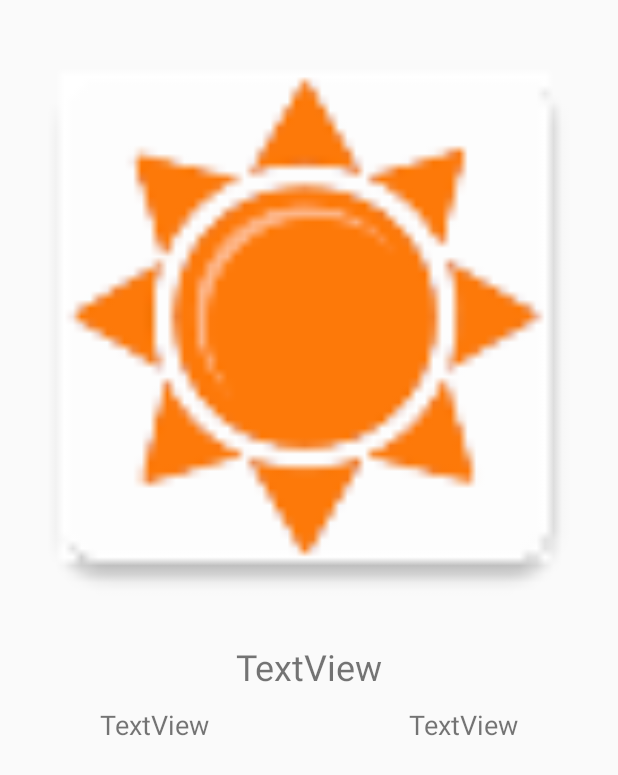
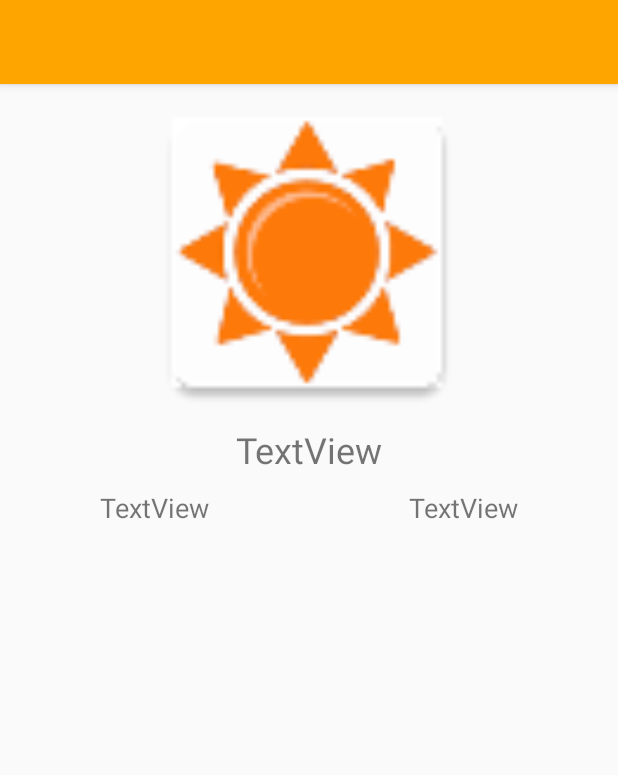
Before and after one commit to gabrielmbarboza/openweathermap-app, an Android app: the layout activity_forecast_details.xml on its own in the app's theme, with its tools: preview values and no code run, on a phone screen of 412 x 824 dp. Shown: the top 775 px of the screen. Run offline under Robolectric (Android 15) with nearby library versions, the phone set to English and light mode, and no system bars.

Commit message:
Persist data on database and forecast details screen done

```diff
--- a/app/src/main/java/com/gabrielmbarboza/openweathermapapp/db/CityContract.java
+++ b/app/src/main/java/com/gabrielmbarboza/openweathermapapp/db/CityContract.java
@@ -17,11 +17,12 @@ public final class CityContract {
        public static final String COLUMN_NAME_LAT = "lat";
        public static final String COLUMN_NAME_COUNTRY = "country";
        public static final String COLUMN_NAME_POPULATION = "population";
+       public static final String COLUMN_NAME_COUNT = "_count";
 
        public static final String SQL_CREATE_CITIES =
                "CREATE TABLE " + TABLE_NAME + "(" +
                        CityEntry._ID + " INTEGER PRIMARY KEY AUTOINCREMENT," +
-                       CityEntry.COLUMN_NAME_CITY_ID + " TEXT,"+
+                       CityEntry.COLUMN_NAME_CITY_ID + " TEXT  UNIQUE,"+
                        CityEntry.COLUMN_NAME_NAME + " TEXT,"+
                        CityEntry.COLUMN_NAME_LON + " TEXT,"+
                        CityEntry.COLUMN_NAME_LAT + " TEXT,"+
--- a/app/src/main/java/com/gabrielmbarboza/openweathermapapp/db/ForecastContract.java
+++ b/app/src/main/java/com/gabrielmbarboza/openweathermapapp/db/ForecastContract.java
@@ -11,7 +11,7 @@ public class ForecastContract {
 
     public static class ForecastEntry implements BaseColumns {
         public static final String TABLE_NAME = "forecasts";
-        public static final String COLUMN_NAME_DT = "dt,";
+        public static final String COLUMN_NAME_DT = "dt";
         public static final String COLUMN_NAME_DAY = "day";
         public static final String COLUMN_NAME_MIN = "min";
         public static final String COLUMN_NAME_MAX = "max";
@@ -43,7 +43,7 @@ public class ForecastContract {
                         ForecastEntry.COLUMN_NAME_MORN + " REAL,"+
                         ForecastEntry.COLUMN_NAME_PRESSURE + " REAL,"+
                         ForecastEntry.COLUMN_NAME_HUMIDITY + " INTEGER,"+
-                        ForecastEntry.COLUMN_NAME_WEATHER_ID + " INTEGER,"+
+                        ForecastEntry.COLUMN_NAME_WEATHER_ID + " TEXT,"+
                         ForecastEntry.COLUMN_NAME_MAIN + " TEXT,"+
                         ForecastEntry.COLUMN_NAME_DESCRIPTION  + " TEXT,"+
                         ForecastEntry.COLUMN_NAME_SPEED + " REAL,"+
@@ -51,7 +51,7 @@ public class ForecastContract {
                         ForecastEntry.COLUMN_NAME_CLOUDS + " INTEGER,"+
                         ForecastEntry.COLUMN_NAME_RAIN + " REAL,"+
                         ForecastEntry.COLUMN_NAME_ICON + " TEXT,"+
-                        ForecastEntry.COLUMN_NAME_CITY_ID + " INTEGER UNIQUE,"+
+                        ForecastEntry.COLUMN_NAME_CITY_ID + " INTEGER,"+
                         "FOREIGN KEY ("+ ForecastEntry.COLUMN_NAME_CITY_ID +
                         ") REFERENCES cities ("+ CityContract.CityEntry.COLUMN_NAME_CITY_ID +"))";
 
--- a/app/src/main/res/layout/activity_weather_details.xml
+++ b/app/src/main/res/layout/activity_forecast_details.xml
@@ -1,17 +1,37 @@
 <?xml version="1.0" encoding="utf-8"?>
-<LinearLayout xmlns:android="http://schemas.android.com/apk/res/android"
+<android.support.design.widget.CoordinatorLayout xmlns:android="http://schemas.android.com/apk/res/android"
     xmlns:app="http://schemas.android.com/apk/res-auto"
     xmlns:tools="http://schemas.android.com/tools"
     android:layout_width="match_parent"
     android:layout_height="match_parent"
-    android:orientation="vertical"
-    tools:context="com.gabrielmbarboza.openweathermapapp.activity.ForecastDetailsActivity">
+    android:fitsSystemWindows="true"
+    tools:context="com.gabrielmbarboza.openweathermapapp.activity.ForecastDetailsActivity"
+    android:id="@+id/coordinatorLayoutDetails">
+
+<LinearLayout
+    android:layout_width="match_parent"
+    android:layout_height="match_parent"
+    android:orientation="vertical">
+
+    <android.support.design.widget.AppBarLayout
+        android:layout_width="match_parent"
+        android:layout_height="wrap_content"
+        android:theme="@style/AppTheme.AppBarOverlay">
+
+        <android.support.v7.widget.Toolbar
+            android:id="@+id/toolbar"
+            android:layout_width="match_parent"
+            android:layout_height="?attr/actionBarSize"
+            android:background="?attr/colorPrimary"
+            app:popupTheme="@style/AppTheme.PopupOverlay" />
+
+    </android.support.design.widget.AppBarLayout>
 
     <ImageView
         android:id="@+id/condition_detail_iv"
         android:layout_width="match_parent"
         android:layout_height="100dp"
-        android:layout_weight="1"
+        android:layout_weight="0.27"
         app:srcCompat="@mipmap/ic_launcher" />
 
     <GridLayout
@@ -55,3 +75,4 @@
     </GridLayout>
 
 </LinearLayout>
+</android.support.design.widget.CoordinatorLayout>
--- a/app/src/main/res/values/strings.xml
+++ b/app/src/main/res/values/strings.xml
@@ -6,4 +6,6 @@
     <string name="max_temp">Máxima: %d</string>
     <string name="min_temp">Minima: %d</string>
     <string name="hint_txt">Informe a cidade. Ex. (Vitória, BR)</string>
+    <string name="no_conectivity">Sem conectividade</string>
+    <string name="no_conectivity_message">Você não possuí dados offline e não está conectado a rede</string>
 </resources>
--- a/app/src/main/res/xml/preferences.xml
+++ b/app/src/main/res/xml/preferences.xml
@@ -2,13 +2,11 @@
 <PreferenceScreen xmlns:android="http://schemas.android.com/apk/res/android">
 
     <EditTextPreference
-        android:defaultValue="Vitória, BR"
         android:key="city"
         android:selectAllOnFocus="true"
         android:singleLine="true"
         android:title="Cidade" />
     <ListPreference
-        android:defaultValue="1"
         android:entries="@array/listArray"
         android:entryValues="@array/listValues"
         android:key="degree_scale"
```
Also changed, not shown: app/src/main/java/com/gabrielmbarboza/openweathermapapp/activity/ForecastDetailsActivity.java (+29 -5 lines), app/src/main/java/com/gabrielmbarboza/openweathermapapp/activity/MainActivity.java (+95 -84 lines), app/src/main/java/com/gabrielmbarboza/openweathermapapp/db/CityDBOperations.java (+7 -0 lines), app/src/main/java/com/gabrielmbarboza/openweathermapapp/db/ForecastDBOperations.java (+10 -2 lines), app/src/main/java/com/gabrielmbarboza/openweathermapapp/db/model/Forecast.java (+10 -10 lines).
